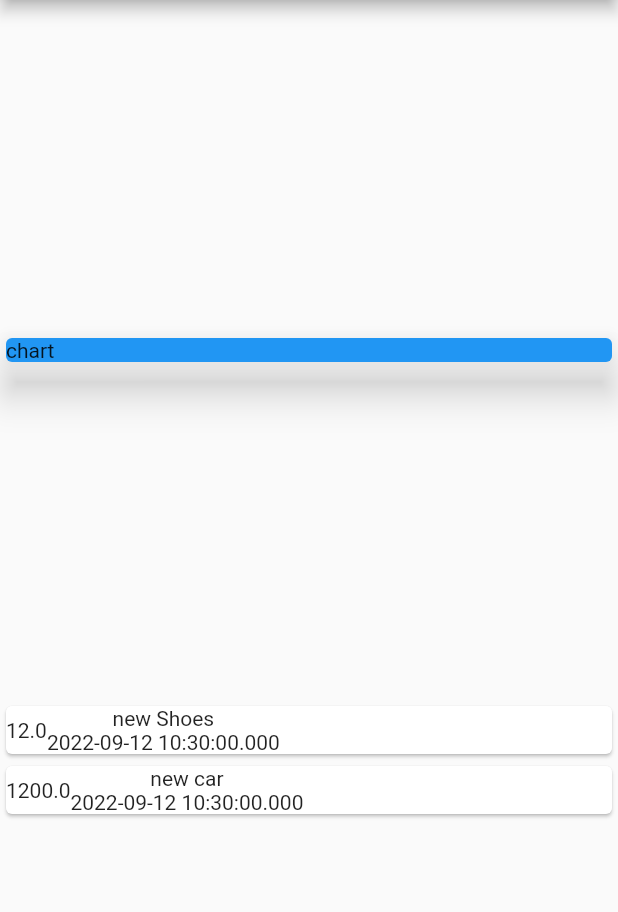
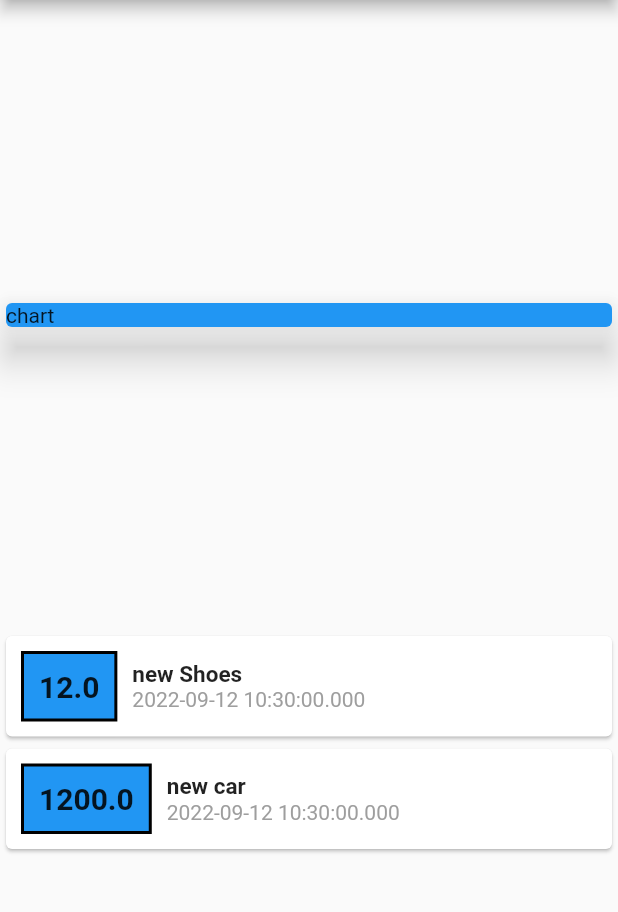
Before and after one commit to nishantnz/expense_tracker_Flutter, a Flutter app: the screen it shows after launch, on a phone screen of 412 x 824 dp, the part 84-996 px from its top. Run offline on Flutter 3.47's test engine with Material 2 defaults, Android fonts, the phone set to English and light mode, and no system bars.

Commit message:
styling the card

```diff
--- a/lib/main.dart
+++ b/lib/main.dart
@@ -44,17 +44,31 @@ class MyApp extends StatelessWidget {
               child: Row(
                 children: [
                   Container(
+                    padding: EdgeInsets.all(10),
+                    margin: EdgeInsets.symmetric(vertical: 10, horizontal: 10),
+                    decoration: BoxDecoration(
+                      color: Colors.blue,
+                      border: Border.all(color: Colors.black, width: 2),
+                    ),
                     child: Text(
                       tx.amount.toString(),
+                      style: TextStyle(
+                        fontWeight: FontWeight.bold,
+                        fontSize: 20,
+                      ),
                     ),
                   ),
                   Column(
+                    crossAxisAlignment: CrossAxisAlignment.start,
                     children: [
                       Text(
                         tx.title,
+                        style: TextStyle(
+                            fontWeight: FontWeight.bold, fontSize: 15),
                       ),
                       Text(
                         tx.date.toString(),
+                        style: TextStyle(color: Colors.grey),
                       ),
                     ],
                   )
```
